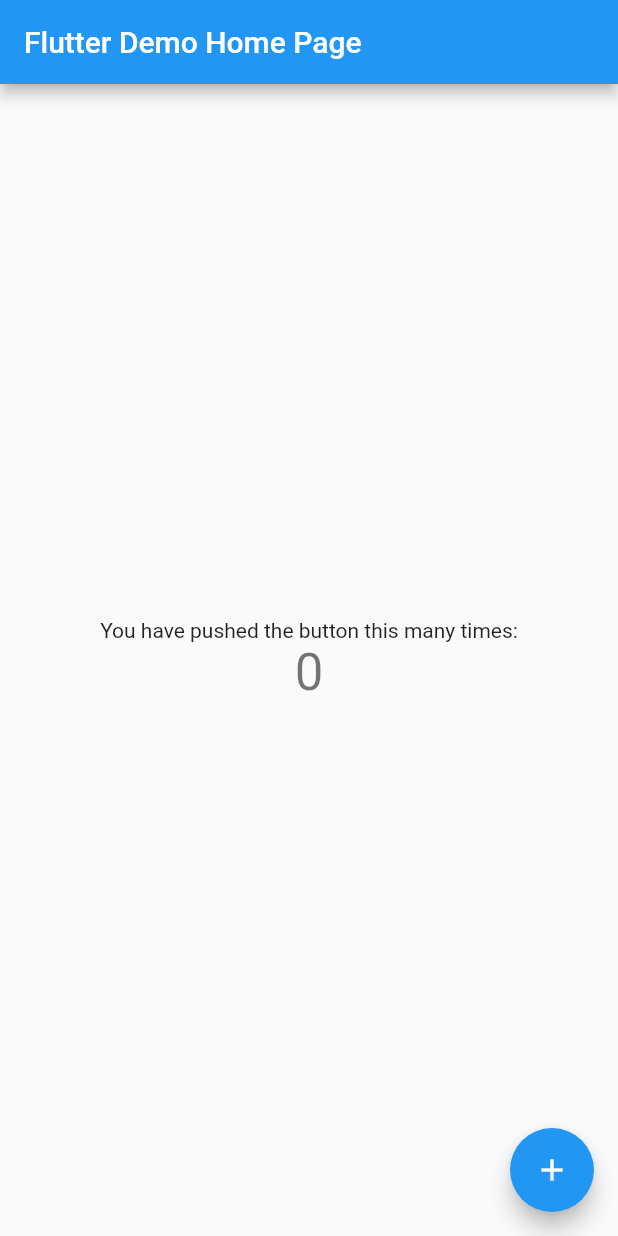
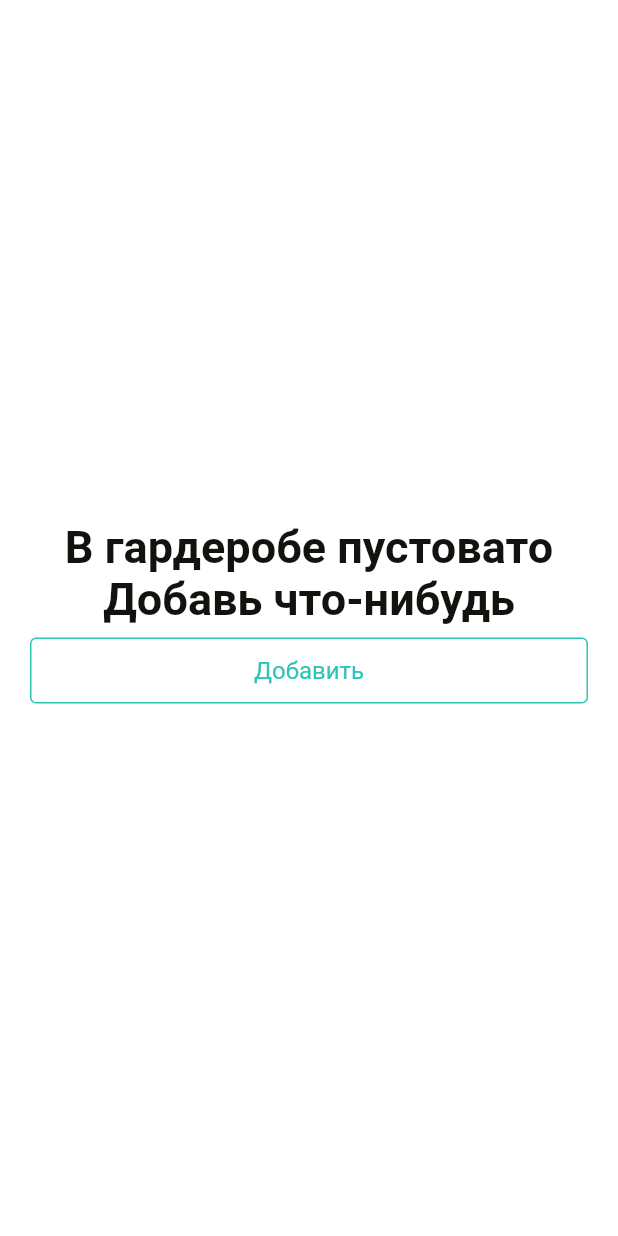
Before and after one commit to potykion/w2w, a Flutter app: the screen it shows after launch, on a phone screen of 412 x 824 dp. Run offline on Flutter 3.47's test engine with Material 2 defaults, Android fonts, the phone set to English and light mode, and no system bars.

Commit message:
Empty wardrobe page

```diff
--- a/lib/main.dart
+++ b/lib/main.dart
@@ -5,27 +5,20 @@ void main() {
 }
 
 class MyApp extends StatelessWidget {
-  // This widget is the root of your application.
   @override
   Widget build(BuildContext context) {
     return MaterialApp(
       title: 'Flutter Demo',
       theme: ThemeData(
-        // This is the theme of your application.
-        //
-        // Try running your application with "flutter run". You'll see the
-        // application has a blue toolbar. Then, without quitting the app, try
-        // changing the primarySwatch below to Colors.green and then invoke
-        // "hot reload" (press "r" in the console where you ran "flutter run",
-        // or simply save your changes to "hot reload" in a Flutter IDE).
-        // Notice that the counter didn't reset back to zero; the application
-        // is not restarted.
-        primarySwatch: Colors.blue,
-        // This makes the visual density adapt to the platform that you run
-        // the app on. For desktop platforms, the controls will be smaller and
-        // closer together (more dense) than on mobile platforms.
-        visualDensity: VisualDensity.adaptivePlatformDensity,
-      ),
+          visualDensity: VisualDensity.adaptivePlatformDensity,
+          textTheme: TextTheme(
+              headline4: TextStyle(
+                fontWeight: FontWeight.bold,
+                fontSize: 30,
+                color: Color(0xff12130f),
+              ),
+              button: TextStyle(fontSize: 16, fontWeight: FontWeight.w400)),
+          canvasColor: Colors.white),
       home: MyHomePage(title: 'Flutter Demo Home Page'),
     );
   }
@@ -33,15 +26,6 @@ class MyApp extends StatelessWidget {
 
 class MyHomePage extends StatefulWidget {
   MyHomePage({Key key, this.title}) : super(key: key);
-
-  // This widget is the home page of your application. It is stateful, meaning
-  // that it has a State object (defined below) that contains fields that affect
-  // how it looks.
-
-  // This class is the configuration for the state. It holds the values (in this
-  // case the title) provided by the parent (in this case the App widget) and
-  // used by the build method of the State. Fields in a Widget subclass are
-  // always marked "final".
 
   final String title;
 
@@ -54,64 +38,54 @@ class _MyHomePageState extends State<MyHomePage> {
 
   void _incrementCounter() {
     setState(() {
-      // This call to setState tells the Flutter framework that something has
-      // changed in this State, which causes it to rerun the build method below
-      // so that the display can reflect the updated values. If we changed
-      // _counter without calling setState(), then the build method would not be
-      // called again, and so nothing would appear to happen.
       _counter++;
     });
   }
 
   @override
   Widget build(BuildContext context) {
-    // This method is rerun every time setState is called, for instance as done
-    // by the _incrementCounter method above.
-    //
-    // The Flutter framework has been optimized to make rerunning build methods
-    // fast, so that you can just rebuild anything that needs updating rather
-    // than having to individually change instances of widgets.
     return Scaffold(
-      appBar: AppBar(
-        // Here we take the value from the MyHomePage object that was created by
-        // the App.build method, and use it to set our appbar title.
-        title: Text(widget.title),
-      ),
       body: Center(
-        // Center is a layout widget. It takes a single child and positions it
-        // in the middle of the parent.
         child: Column(
-          // Column is also a layout widget. It takes a list of children and
-          // arranges them vertically. By default, it sizes itself to fit its
-          // children horizontally, and tries to be as tall as its parent.
-          //
-          // Invoke "debug painting" (press "p" in the console, choose the
-          // "Toggle Debug Paint" action from the Flutter Inspector in Android
-          // Studio, or the "Toggle Debug Paint" command in Visual Studio Code)
-          // to see the wireframe for each widget.
-          //
-          // Column has various properties to control how it sizes itself and
-          // how it positions its children. Here we use mainAxisAlignment to
-          // center the children vertically; the main axis here is the vertical
-          // axis because Columns are vertical (the cross axis would be
-          // horizontal).
           mainAxisAlignment: MainAxisAlignment.center,
-          children: <Widget>[
+          children: [
             Text(
-              'You have pushed the button this many times:',
+              "В гардеробе пустовато\nДобавь что-нибудь",
+              style: Theme.of(context).textTheme.headline4,
+              textAlign: TextAlign.center,
             ),
-            Text(
-              '$_counter',
-              style: Theme.of(context).textTheme.headline4,
-            ),
+            FullWidthButton(
+              text: "Добавить",
+            )
           ],
         ),
       ),
-      floatingActionButton: FloatingActionButton(
-        onPressed: _incrementCounter,
-        tooltip: 'Increment',
-        child: Icon(Icons.add),
-      ), // This trailing comma makes auto-formatting nicer for build methods.
     );
   }
 }
+
+class FullWidthButton extends StatelessWidget {
+  final String text;
+  final Color color = const Color(0xff2ec4b6);
+
+  const FullWidthButton({Key key, this.text}) : super(key: key);
+
+  @override
+  Widget build(BuildContext context) {
+    return Padding(
+        padding: EdgeInsets.symmetric(horizontal: 20, vertical: 8),
+        child: SizedBox(
+          height: 44,
+          width: double.infinity,
+          child: OutlineButton(
+            onPressed: () {},
+            child: Text(text),
+            borderSide: BorderSide(color: color),
+            shape: RoundedRectangleBorder(
+              borderRadius: BorderRadius.circular(4),
+            ),
+            textColor: color,
+          ),
+        ));
+  }
+}
```
